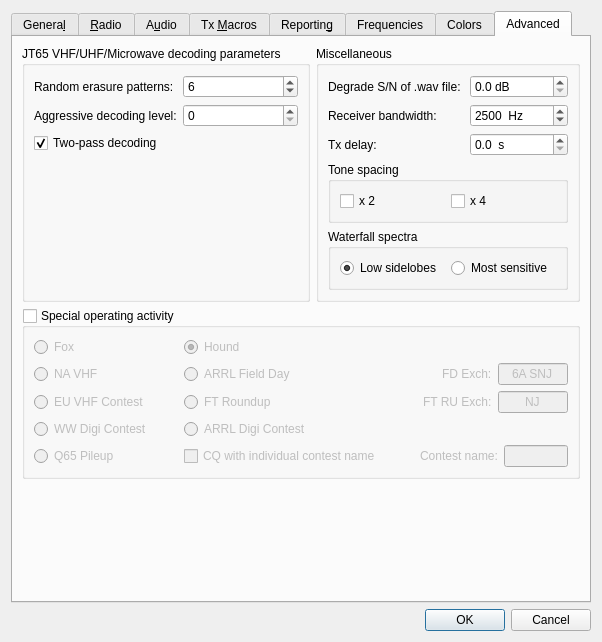
The window that Configuration_original.ui (uaro-radio/wsjtx) describes before a commit, drawn with Qt 5.
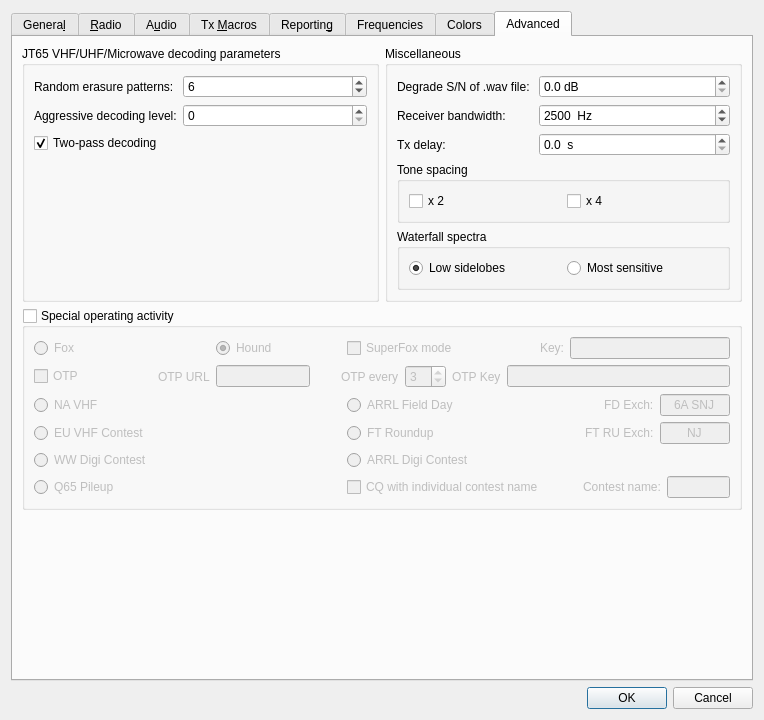
The same window after the commit. The open tabs and pages were chosen to show the change. Custom widgets are drawn as their Qt base class.

Commit message: Update also the original files.

Patch:
```diff
--- a/Configuration_original.ui
+++ b/Configuration_original.ui
@@ -6,8 +6,8 @@
    <rect>
     <x>0</x>
     <y>0</y>
-    <width>588</width>
-    <height>642</height>
+    <width>764</width>
+    <height>720</height>
    </rect>
   </property>
   <property name="windowTitle">
@@ -2764,49 +2764,8 @@
          <property name="checked">
           <bool>false</bool>
          </property>
-         <layout class="QGridLayout" name="gridLayout_15" columnstretch="1,0,0,0">
-          <item row="0" column="3">
-           <widget class="QRadioButton" name="rbHound">
-            <property name="toolTip">
-             <string>&lt;html&gt;&lt;head/&gt;&lt;body&gt;&lt;p&gt;FT8 DXpedition mode:  Hound operator calling the DX.&lt;/p&gt;&lt;/body&gt;&lt;/html&gt;</string>
-            </property>
-            <property name="accessibleName">
-             <string>Hound</string>
-            </property>
-            <property name="text">
-             <string>Hound</string>
-            </property>
-            <property name="checked">
-             <bool>true</bool>
-            </property>
-            <attribute name="buttonGroup">
-             <string notr="true">special_op_activity_button_group</string>
-            </attribute>
-           </widget>
-          </item>
-          <item row="1" column="0">
-           <widget class="QRadioButton" name="rbNA_VHF_Contest">
-            <property name="sizePolicy">
-             <sizepolicy hsizetype="Minimum" vsizetype="Preferred">
-              <horstretch>0</horstretch>
-              <verstretch>0</verstretch>
-             </sizepolicy>
-            </property>
-            <property name="toolTip">
-             <string>&lt;html&gt;&lt;head/&gt;&lt;body&gt;&lt;p&gt;North American VHF/UHF/Microwave contests and others in which a 4-character grid locator is the required exchange.&lt;/p&gt;&lt;/body&gt;&lt;/html&gt;</string>
-            </property>
-            <property name="accessibleName">
-             <string>NA VHF Contest</string>
-            </property>
-            <property name="text">
-             <string>NA VHF</string>
-            </property>
-            <attribute name="buttonGroup">
-             <string notr="true">special_op_activity_button_group</string>
-            </attribute>
-           </widget>
-          </item>
-          <item row="1" column="3">
+         <layout class="QGridLayout" name="gridLayout_15" columnstretch="1,0,0,0,0,0,0">
+          <item row="2" column="6">
            <layout class="QHBoxLayout" name="horizontalLayout_17" stretch="2,1,1">
             <item>
              <widget class="QRadioButton" name="rbField_Day">
@@ -2875,20 +2834,115 @@
             </item>
            </layout>
           </item>
-          <item row="3" column="3">
-           <widget class="QRadioButton" name="rbARRL_Digi">
+          <item row="1" column="2">
+           <widget class="QLineEdit" name="OTPUrl">
             <property name="toolTip">
              <string>&lt;html&gt;&lt;head/&gt;&lt;body&gt;&lt;p&gt;ARRL International Digital Contest&lt;/p&gt;&lt;/body&gt;&lt;/html&gt;</string>
             </property>
+            <property name="whatsThis">
+             <string/>
+            </property>
+           </widget>
+          </item>
+          <item row="1" column="0">
+           <widget class="QCheckBox" name="cbOTP">
+            <property name="toolTip">
+             <string>&lt;html&gt;&lt;head/&gt;&lt;body&gt;&lt;p&gt;Click to enable OTP method of Fox verification. Requires internet.&lt;/p&gt;&lt;/body&gt;&lt;/html&gt;</string>
+            </property>
+            <property name="whatsThis">
+             <string/>
+            </property>
             <property name="text">
-             <string>ARRL Digi Contest</string>
+             <string>OTP</string>
             </property>
+           </widget>
+          </item>
+          <item row="0" column="0">
+           <widget class="QRadioButton" name="rbFox">
+            <property name="toolTip">
+             <string>&lt;html&gt;&lt;head/&gt;&lt;body&gt;&lt;p&gt;FT8 DXpedition mode:  Fox (DXpedition) operator.&lt;/p&gt;&lt;/body&gt;&lt;/html&gt;</string>
+            </property>
+            <property name="accessibleName">
+             <string>Fox</string>
+            </property>
+            <property name="text">
+             <string>Fox</string>
+            </property>
+            <property name="checked">
+             <bool>false</bool>
+            </property>
             <attribute name="buttonGroup">
              <string notr="true">special_op_activity_button_group</string>
             </attribute>
            </widget>
           </item>
-          <item row="0" column="1" rowspan="3">
+          <item row="1" column="5" colspan="2">
+           <layout class="QHBoxLayout" name="horizontalLayout_26">
+            <item>
+             <widget class="QLabel" name="lblOTPEvery">
+              <property name="text">
+               <string>OTP every</string>
+              </property>
+             </widget>
+            </item>
+            <item>
+             <widget class="QSpinBox" name="sbOTPinterval">
+              <property name="toolTip">
+               <string>&lt;html&gt;&lt;head/&gt;&lt;body&gt;&lt;p&gt;How many cycles between sends of the OTP.&lt;/p&gt;&lt;/body&gt;&lt;/html&gt;</string>
+              </property>
+              <property name="whatsThis">
+               <string/>
+              </property>
+              <property name="minimum">
+               <number>1</number>
+              </property>
+              <property name="maximum">
+               <number>20</number>
+              </property>
+              <property name="value">
+               <number>3</number>
+              </property>
+             </widget>
+            </item>
+            <item>
+             <widget class="QLabel" name="lblOTPSeed">
+              <property name="text">
+               <string>OTP Key</string>
+              </property>
+             </widget>
+            </item>
+            <item>
+             <widget class="QLineEdit" name="OTPSeed">
+              <property name="toolTip">
+               <string>&lt;html&gt;&lt;head/&gt;&lt;body&gt;&lt;p&gt;Fox's key to generate OTP Codes.&lt;/p&gt;&lt;/body&gt;&lt;/html&gt;</string>
+              </property>
+              <property name="whatsThis">
+               <string/>
+              </property>
+             </widget>
+            </item>
+           </layout>
+          </item>
+          <item row="5" column="0">
+           <widget class="QRadioButton" name="rbQ65pileup">
+            <property name="minimumSize">
+             <size>
+              <width>0</width>
+              <height>18</height>
+             </size>
+            </property>
+            <property name="toolTip">
+             <string>&lt;html&gt;&lt;head/&gt;&lt;body&gt;&lt;p&gt;Exchange 4-character locator instead of signal report.  Provides q3-level sensitivities for the DX operator.  Especially useful for 6m EME DXpeditions.&lt;/p&gt;&lt;/body&gt;&lt;/html&gt;</string>
+            </property>
+            <property name="text">
+             <string>Q65 Pileup</string>
+            </property>
+            <attribute name="buttonGroup">
+             <string notr="true">special_op_activity_button_group</string>
+            </attribute>
+           </widget>
+          </item>
+          <item row="0" column="4">
            <spacer name="horizontalSpacer_11">
             <property name="orientation">
              <enum>Qt::Horizontal</enum>
@@ -2901,7 +2955,7 @@
             </property>
            </spacer>
           </item>
-          <item row="3" column="0">
+          <item row="4" column="0">
            <widget class="QRadioButton" name="rbWW_DIGI">
             <property name="minimumSize">
              <size>
@@ -2923,115 +2977,8 @@
             </attribute>
            </widget>
           </item>
-          <item row="4" column="0">
-           <widget class="QRadioButton" name="rbQ65pileup">
-            <property name="minimumSize">
-             <size>
-              <width>0</width>
-              <height>18</height>
-             </size>
-            </property>
-            <property name="toolTip">
-             <string>&lt;html&gt;&lt;head/&gt;&lt;body&gt;&lt;p&gt;Exchange 4-character locator instead of signal report.  Provides q3-level sensitivities for the DX operator.  Especially useful for 6m EME DXpeditions.&lt;/p&gt;&lt;/body&gt;&lt;/html&gt;</string>
-            </property>
-            <property name="text">
-             <string>Q65 Pileup</string>
-            </property>
-            <attribute name="buttonGroup">
-             <string notr="true">special_op_activity_button_group</string>
-            </attribute>
-           </widget>
-          </item>
-          <item row="2" column="3">
-           <layout class="QHBoxLayout" name="horizontalLayout_18" stretch="2,1,1">
-            <item>
-             <widget class="QRadioButton" name="rbRTTY_Roundup">
-              <property name="toolTip">
-               <string>&lt;html&gt;&lt;head/&gt;&lt;body&gt;&lt;p&gt;FT Roundup and similar contests. Exchange is US state, Canadian province, or &amp;quot;DX&amp;quot;.&lt;/p&gt;&lt;/body&gt;&lt;/html&gt;</string>
-              </property>
-              <property name="accessibleName">
-               <string>R T T Y Roundup</string>
-              </property>
-              <property name="text">
-               <string>FT Roundup</string>
-              </property>
-              <attribute name="buttonGroup">
-               <string notr="true">special_op_activity_button_group</string>
-              </attribute>
-             </widget>
-            </item>
-            <item>
-             <spacer name="horizontalSpacer_10">
-              <property name="orientation">
-               <enum>Qt::Horizontal</enum>
-              </property>
-              <property name="sizeHint" stdset="0">
-               <size>
-                <width>40</width>
-                <height>20</height>
-               </size>
-              </property>
-             </spacer>
-            </item>
-            <item>
-             <layout class="QFormLayout" name="formLayout_17">
-              <item row="0" column="0">
-               <widget class="QLabel" name="labRTTY">
-                <property name="accessibleName">
-                 <string>RTTY Roundup exchange</string>
-                </property>
-                <property name="text">
-                 <string>FT RU Exch:</string>
-                </property>
-                <property name="buddy">
-                 <cstring>RTTY_Exchange</cstring>
-                </property>
-               </widget>
-              </item>
-              <item row="0" column="1">
-               <widget class="QLineEdit" name="RTTY_Exchange">
-                <property name="minimumSize">
-                 <size>
-                  <width>70</width>
-                  <height>0</height>
-                 </size>
-                </property>
-                <property name="toolTip">
-                 <string>&lt;html&gt;&lt;head/&gt;&lt;body&gt;&lt;p&gt;FT Roundup and similar contests.  Exchange is US state, Canadian province, or &amp;quot;DX&amp;quot;.&lt;/p&gt;&lt;/body&gt;&lt;/html&gt;</string>
-                </property>
-                <property name="text">
-                 <string>NJ</string>
-                </property>
-                <property name="alignment">
-                 <set>Qt::AlignCenter</set>
-                </property>
-               </widget>
-              </item>
-             </layout>
-            </item>
-           </layout>
-          </item>
-          <item row="0" column="0">
-           <widget class="QRadioButton" name="rbFox">
-            <property name="toolTip">
-             <string>&lt;html&gt;&lt;head/&gt;&lt;body&gt;&lt;p&gt;FT8 DXpedition mode:  Fox (DXpedition) operator.&lt;/p&gt;&lt;/body&gt;&lt;/html&gt;</string>
-            </property>
-            <property name="accessibleName">
-             <string>Fox</string>
-            </property>
-            <property name="text">
-             <string>Fox</string>
-            </property>
-            <property name="checked">
-             <bool>false</bool>
-            </property>
-            <attribute name="buttonGroup">
-             <string notr="true">special_op_activity_button_group</string>
-            </attribute>
-           </widget>
-          </item>
           <item row="2" column="0">
-           <widget class="QRadioButton" name="rbEU_VHF_Contest">
+           <widget class="QRadioButton" name="rbNA_VHF_Contest">
             <property name="sizePolicy">
              <sizepolicy hsizetype="Minimum" vsizetype="Preferred">
               <horstretch>0</horstretch>
@@ -3045,14 +2992,14 @@
              <string>EU VHF Contest</string>
             </property>
             <property name="text">
-             <string>EU VHF Contest</string>
+             <string>NA VHF</string>
             </property>
             <attribute name="buttonGroup">
              <string notr="true">special_op_activity_button_group</string>
             </attribute>
            </widget>
           </item>
-          <item row="4" column="3">
+          <item row="5" column="6">
            <layout class="QHBoxLayout" name="horizontalLayout_24">
             <item>
              <widget class="QCheckBox" name="cbContestName">
@@ -3112,6 +3059,201 @@
             </item>
            </layout>
           </item>
+          <item row="3" column="0">
+           <widget class="QRadioButton" name="rbEU_VHF_Contest">
+            <property name="sizePolicy">
+             <sizepolicy hsizetype="Minimum" vsizetype="Preferred">
+              <horstretch>0</horstretch>
+              <verstretch>0</verstretch>
+             </sizepolicy>
+            </property>
+            <property name="toolTip">
+             <string>&lt;html&gt;&lt;head/&gt;&lt;body&gt;&lt;p&gt;European VHF+ contests requiring a signal report, serial number, and 6-character locator.&lt;/p&gt;&lt;/body&gt;&lt;/html&gt;</string>
+            </property>
+            <property name="accessibleName">
+             <string>EU VHF Contest</string>
+            </property>
+            <property name="text">
+             <string>EU VHF Contest</string>
+            </property>
+            <attribute name="buttonGroup">
+             <string notr="true">special_op_activity_button_group</string>
+            </attribute>
+           </widget>
+          </item>
+          <item row="1" column="1">
+           <widget class="QLabel" name="lblOTPUrl">
+            <property name="text">
+             <string>OTP URL</string>
+            </property>
+           </widget>
+          </item>
+          <item row="0" column="2">
+           <widget class="QRadioButton" name="rbHound">
+            <property name="toolTip">
+             <string>&lt;html&gt;&lt;head/&gt;&lt;body&gt;&lt;p&gt;FT8 DXpedition mode:  Hound operator calling the DX.&lt;/p&gt;&lt;/body&gt;&lt;/html&gt;</string>
+            </property>
+            <property name="accessibleName">
+             <string>Hound</string>
+            </property>
+            <property name="text">
+             <string>Hound</string>
+            </property>
+            <property name="checked">
+             <bool>true</bool>
+            </property>
+            <attribute name="buttonGroup">
+             <string notr="true">special_op_activity_button_group</string>
+            </attribute>
+           </widget>
+          </item>
+          <item row="4" column="6">
+           <widget class="QRadioButton" name="rbARRL_Digi">
+            <property name="toolTip">
+             <string>&lt;html&gt;&lt;head/&gt;&lt;body&gt;&lt;p&gt;ARRL International Digital Contest&lt;/p&gt;&lt;/body&gt;&lt;/html&gt;</string>
+            </property>
+            <property name="text">
+             <string>ARRL Digi Contest</string>
+            </property>
+            <attribute name="buttonGroup">
+             <string notr="true">special_op_activity_button_group</string>
+            </attribute>
+           </widget>
+          </item>
+          <item row="0" column="6">
+           <layout class="QHBoxLayout" name="horizontalLayout_27" stretch="0,1,0,1">
+            <item>
+             <widget class="QCheckBox" name="cbSuperFox">
+              <property name="toolTip">
+               <string>&lt;html&gt;&lt;head/&gt;&lt;body&gt;&lt;p&gt;Check this box to transmit (Fox) or receive (Hound) the SuperFox waveform.&lt;/p&gt;&lt;/body&gt;&lt;/html&gt;</string>
+              </property>
+              <property name="text">
+               <string>SuperFox mode</string>
+              </property>
+             </widget>
+            </item>
+            <item>
+             <spacer name="horizontalSpacer_15">
+              <property name="orientation">
+               <enum>Qt::Horizontal</enum>
+              </property>
+              <property name="sizeHint" stdset="0">
+               <size>
+                <width>40</width>
+                <height>20</height>
+               </size>
+              </property>
+             </spacer>
+            </item>
+            <item>
+             <widget class="QLabel" name="sfkey_label">
+              <property name="text">
+               <string>Key:</string>
+              </property>
+             </widget>
+            </item>
+            <item>
+             <widget class="QLineEdit" name="FoxKey">
+              <property name="sizePolicy">
+               <sizepolicy hsizetype="Expanding" vsizetype="Fixed">
+                <horstretch>0</horstretch>
+                <verstretch>0</verstretch>
+               </sizepolicy>
+              </property>
+              <property name="minimumSize">
+               <size>
+                <width>160</width>
+                <height>0</height>
+               </size>
+              </property>
+              <property name="maximumSize">
+               <size>
+                <width>16777215</width>
+                <height>16777215</height>
+               </size>
+              </property>
+              <property name="toolTip">
+               <string>&lt;html&gt;&lt;head/&gt;&lt;body&gt;&lt;p&gt;SuperFox operator must enter a valid key to enable transmission.&lt;/p&gt;&lt;/body&gt;&lt;/html&gt;</string>
+              </property>
+              <property name="maxLength">
+               <number>20</number>
+              </property>
+              <property name="alignment">
+               <set>Qt::AlignLeading</set>
+              </property>
+             </widget>
+            </item>
+           </layout>
+          </item>
+          <item row="3" column="6">
+           <layout class="QHBoxLayout" name="horizontalLayout_18" stretch="2,1,1">
+            <item>
+             <widget class="QRadioButton" name="rbRTTY_Roundup">
+              <property name="toolTip">
+               <string>&lt;html&gt;&lt;head/&gt;&lt;body&gt;&lt;p&gt;FT Roundup and similar contests. Exchange is US state, Canadian province, or &amp;quot;DX&amp;quot;.&lt;/p&gt;&lt;/body&gt;&lt;/html&gt;</string>
+              </property>
+              <property name="accessibleName">
+               <string>R T T Y Roundup</string>
+              </property>
+              <property name="text">
+               <string>FT Roundup</string>
+              </property>
+              <attribute name="buttonGroup">
+               <string notr="true">special_op_activity_button_group</string>
+              </attribute>
+             </widget>
+            </item>
+            <item>
+             <spacer name="horizontalSpacer_10">
+              <property name="orientation">
+               <enum>Qt::Horizontal</enum>
+              </property>
+              <property name="sizeHint" stdset="0">
+               <size>
+                <width>40</width>
+                <height>20</height>
+               </size>
+              </property>
+             </spacer>
+            </item>
+            <item>
+             <layout class="QFormLayout" name="formLayout_17">
+              <item row="0" column="0">
+               <widget class="QLabel" name="labRTTY">
+                <property name="accessibleName">
+                 <string>RTTY Roundup exchange</string>
+                </property>
+                <property name="text">
+                 <string>FT RU Exch:</string>
+                </property>
+                <property name="buddy">
+                 <cstring>RTTY_Exchange</cstring>
+                </property>
+               </widget>
+              </item>
+              <item row="0" column="1">
+               <widget class="QLineEdit" name="RTTY_Exchange">
+                <property name="minimumSize">
+                 <size>
+                  <width>70</width>
+                  <height>0</height>
+                 </size>
+                </property>
+                <property name="toolTip">
+                 <string>&lt;html&gt;&lt;head/&gt;&lt;body&gt;&lt;p&gt;FT Roundup and similar contests.  Exchange is US state, Canadian province, or &amp;quot;DX&amp;quot;.&lt;/p&gt;&lt;/body&gt;&lt;/html&gt;</string>
+                </property>
+                <property name="text">
+                 <string>NJ</string>
+                </property>
+                <property name="alignment">
+                 <set>Qt::AlignCenter</set>
+                </property>
+               </widget>
+              </item>
+             </layout>
+            </item>
+           </layout>
+          </item>
          </layout>
         </widget>
        </item>
```
Left out of the diff: 904 changed lines with no effect on the pictures. The commit also changes 5 other files.
